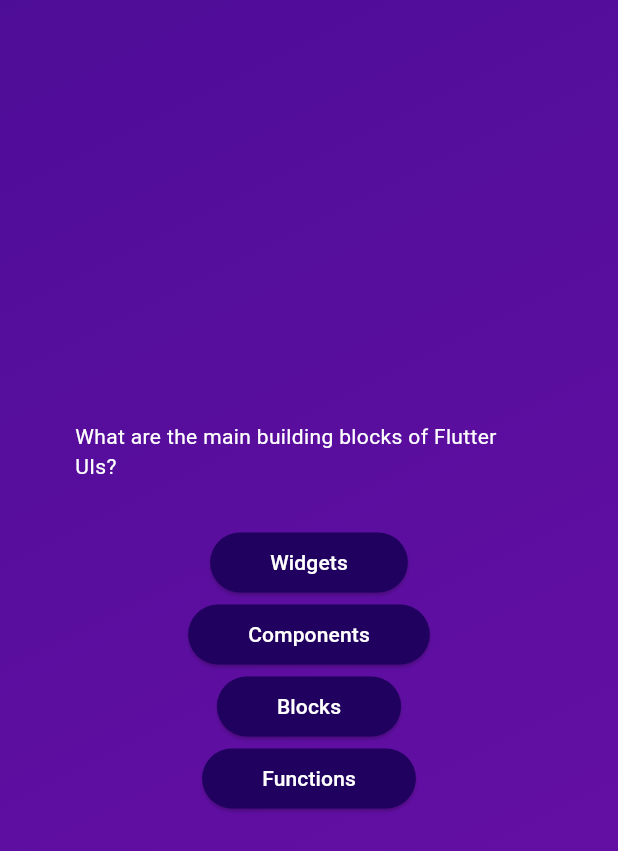
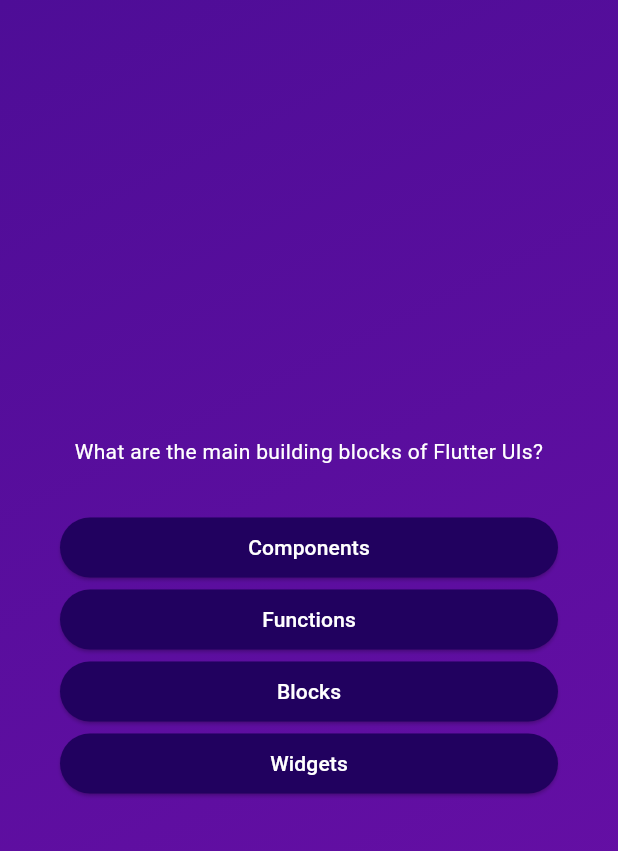
Before and after one commit to GrodTheGreat/Udemy-Flutter, a Flutter app: the screen it shows after launch, after a tap on "Start Quiz", on a phone screen of 412 x 824 dp. Shown: the top 851 px of the screen. Run offline on Flutter 3.47's test engine with Material 3 defaults, Android fonts, the phone set to English and light mode, and no system bars.

Commit message:
Complete Mutating Values in Memory lesson

```diff
--- a/quiz/lib/models/quiz_questions.dart
+++ b/quiz/lib/models/quiz_questions.dart
@@ -3,4 +3,11 @@ class QuizQuestion {
   final List<String> answers;
 
   const QuizQuestion(this.text, this.answers);
+
+  List<String> getShuffledAnswers() {
+    final shuffledList = List.of(answers);
+    shuffledList.shuffle();
+
+    return shuffledList;
+  }
 }
--- a/quiz/lib/questions_screen.dart
+++ b/quiz/lib/questions_screen.dart
@@ -16,19 +16,24 @@ class _QuestionsScreenState extends State<QuestionsScreen> {
 
     return SizedBox(
       width: double.infinity,
+      child: Container(
+        margin: const EdgeInsets.all(40.0),
         child: Column(
           mainAxisAlignment: MainAxisAlignment.center,
+          crossAxisAlignment: CrossAxisAlignment.stretch,
           children: [
             Text(
               currentQuestion.text,
               style: const TextStyle(color: Colors.white),
+              textAlign: TextAlign.center,
             ),
             const SizedBox(height: 30),
-          ...currentQuestion.answers.map((answer) {
+            ...currentQuestion.getShuffledAnswers().map((answer) {
               return AnswerButton(answerText: answer, onTap: () {});
             }),
           ],
         ),
+      ),
     );
   }
 }
--- a/quiz/lib/quiz.dart
+++ b/quiz/lib/quiz.dart
@@ -39,7 +39,7 @@ class _QuizState extends State<Quiz> {
     return MaterialApp(
       home: Scaffold(
         body: Container(
-          padding: const EdgeInsets.all(50.0),
+          // padding: const EdgeInsets.all(50.0),
           decoration: const BoxDecoration(
             gradient: LinearGradient(
               begin: Alignment.topLeft,
```
Lines whose indentation alone changed are shown as unchanged.
